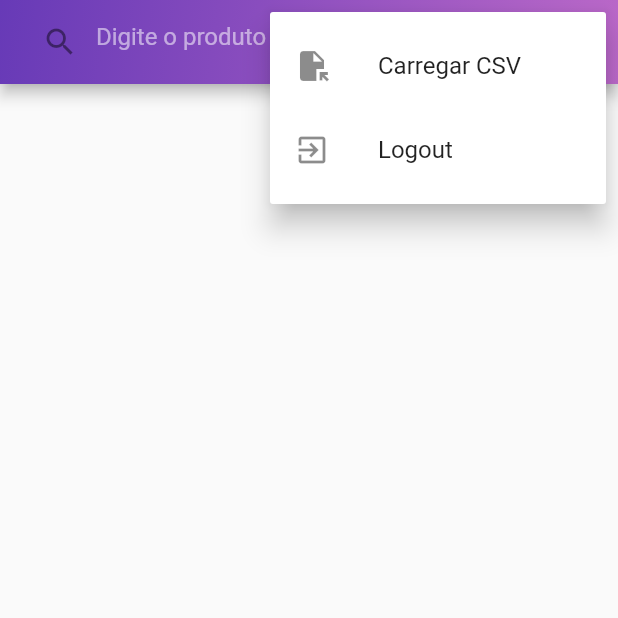
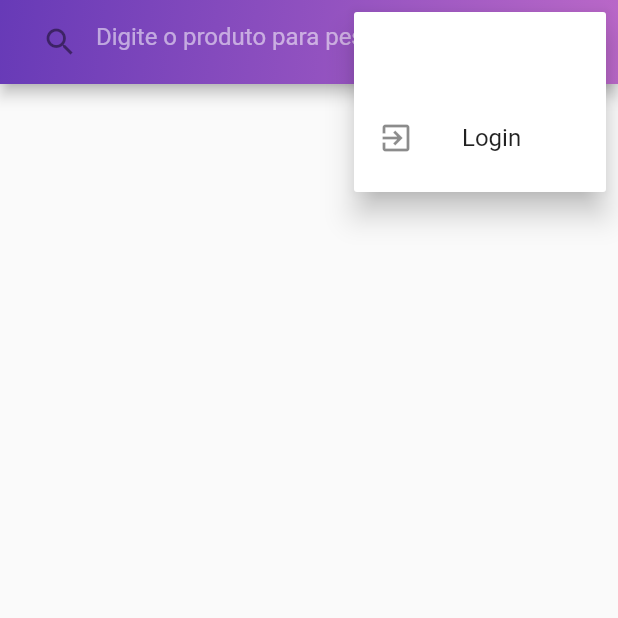
Before and after one commit to ademarrs/products_v1, a Flutter app: the ProductHomePage screen opened directly, after a tap on the "more vert" icon, on a phone screen of 412 x 824 dp, the top half of it. Run offline on Flutter 3.47's test engine with Material 2 defaults, Android fonts, the phone set to English and light mode, and no system bars; our stand-ins replace cloud_firestore, csv, file_picker, firebase_auth, firebase_core, get and 1 more; missing offline and left inert: standard_dialogs; accounts and stored records are empty; network calls fail.

Commit message:
Ajuste no Login e Logout

```diff
--- a/lib/pages/product_home_page.dart
+++ b/lib/pages/product_home_page.dart
@@ -92,7 +92,9 @@ class _HomePageState extends State<ProductHomePage> {
         PopupMenuButton(
             itemBuilder: (_) => [
                   PopupMenuItem(
-                    child: ListTile(
+                    child: (auth.typeUser != 'admin')
+                        ? null
+                        : ListTile(
                             leading: const Icon(Icons.file_open),
                             title: const Text('Carregar CSV'),
                             onTap: () {
@@ -104,7 +106,9 @@ class _HomePageState extends State<ProductHomePage> {
                   PopupMenuItem(
                     child: ListTile(
                       leading: const Icon(Icons.exit_to_app),
-                      title: const Text('Logout'),
+                      title: (auth.typeUser == 'admin')
+                          ? const Text('Logout')
+                          : const Text('Login'),
                       onTap: () {
                         Navigator.pop(context);
                         auth.logout();
@@ -252,7 +256,7 @@ class _HomePageState extends State<ProductHomePage> {
 
   deleteButton(DocumentSnapshot documentSnapshot, AuthService auth) {
     return IconButton(
-      icon: Icon(Icons.delete),
+      icon: const Icon(Icons.delete),
       tooltip: 'Excluir o item',
       onPressed: () {
         showDialog(
```
Also changed, not shown: lib/services/auth_service.dart (+6 -1 lines). Lines whose indentation alone changed are shown as unchanged.
